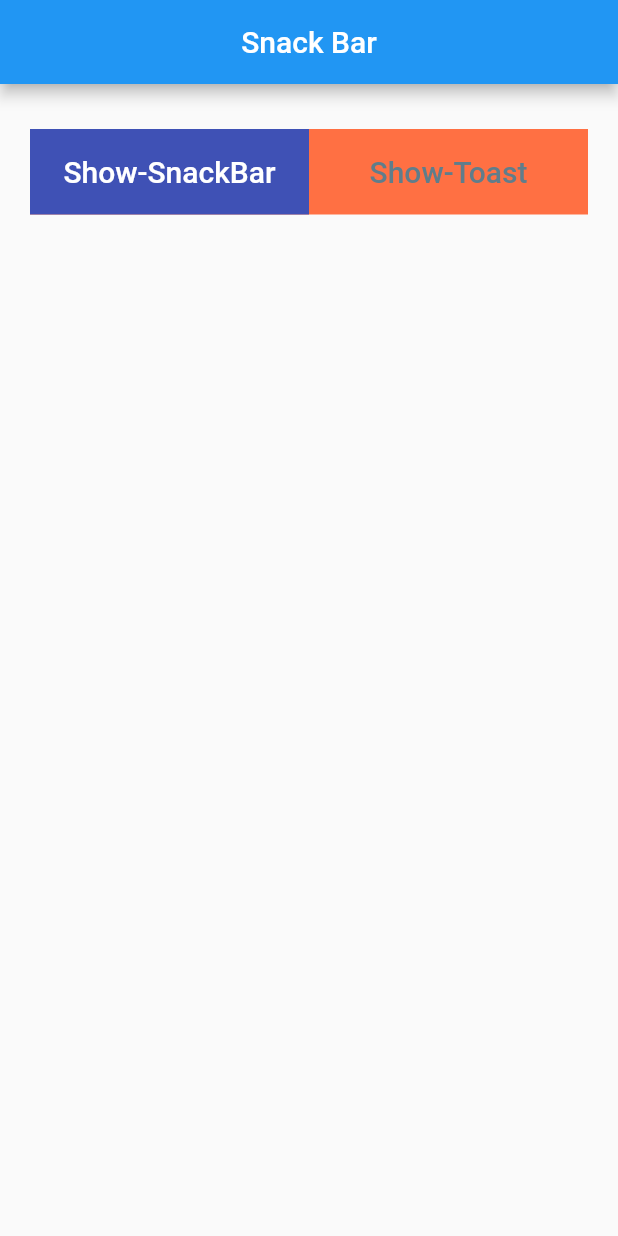
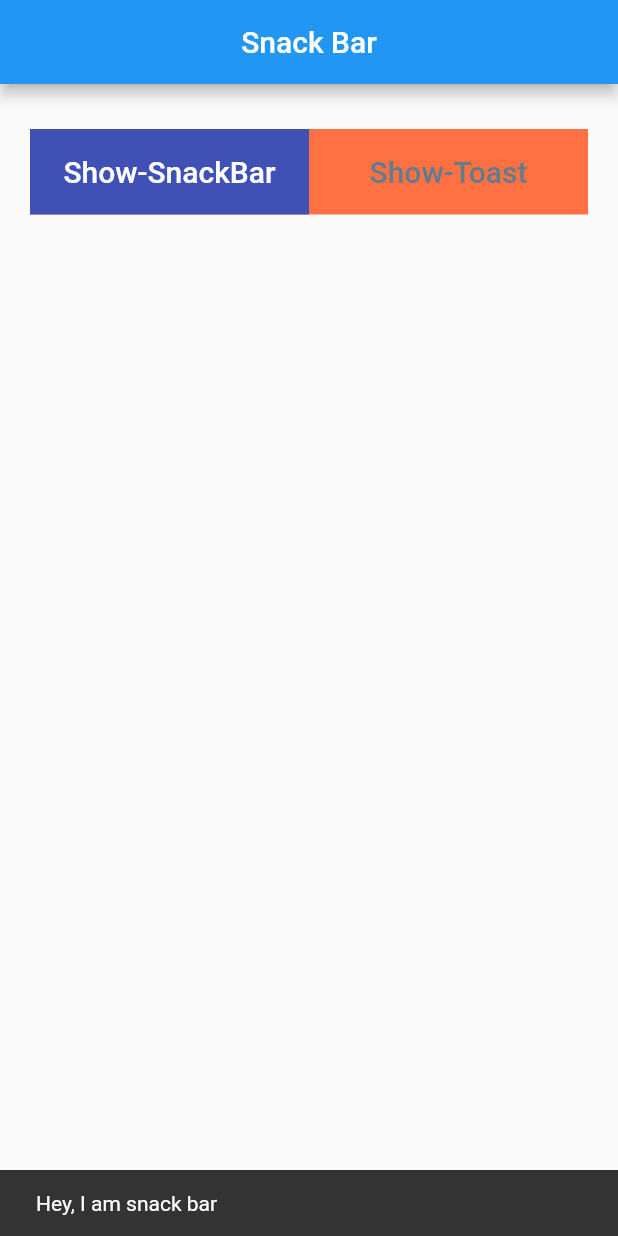
Before and after one commit to Tareq23/flutter-practice-code, a Flutter app: the screen it shows after launch, after a tap on "Show-SnackBar", on a phone screen of 412 x 824 dp. Run offline on Flutter 3.47's test engine with Material 2 defaults, Android fonts, the phone set to English and light mode, and no system bars.

Commit message:
displaying snack bar text

```diff
--- a/lib/snack_bar.dart
+++ b/lib/snack_bar.dart
@@ -54,7 +54,12 @@ class _HomePageState extends State<HomePage> {
                       setState(() {
                         selected = index;
                       });
-
+                      selected == 0 ?
+                      ScaffoldMessenger.of(context).showSnackBar(
+                          const SnackBar(
+                            content: Text('Hey, I am snack bar'),
+                          )
+                      ) : null;
                     },
                     child: Container(
                       height: double.infinity,
```
